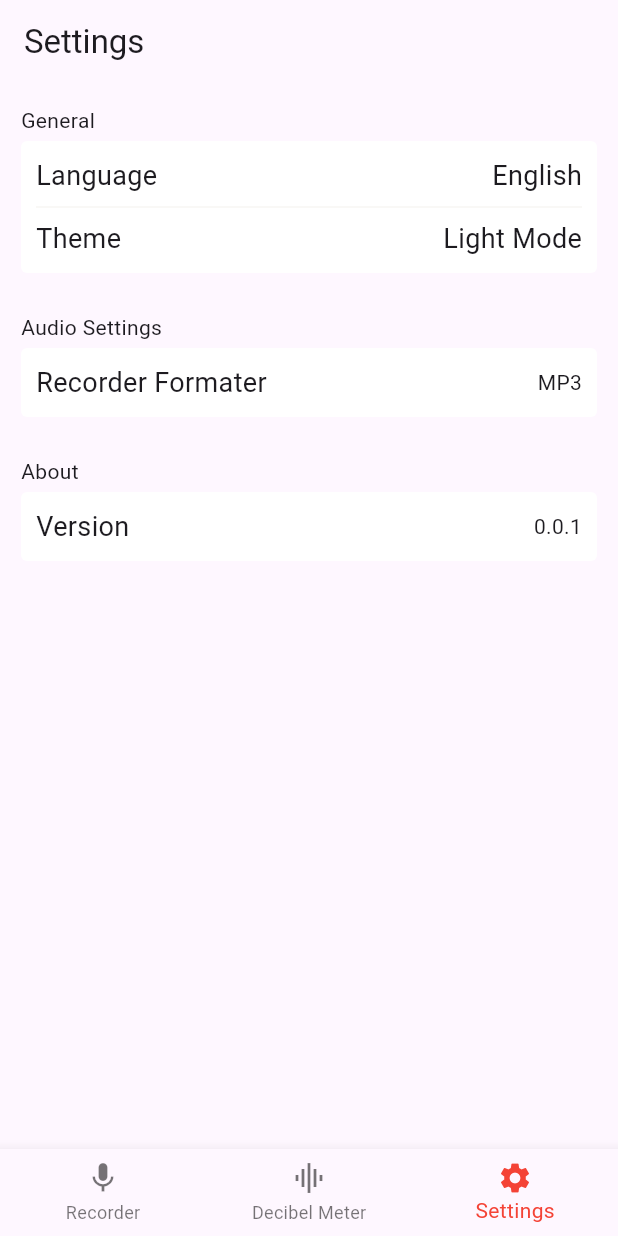
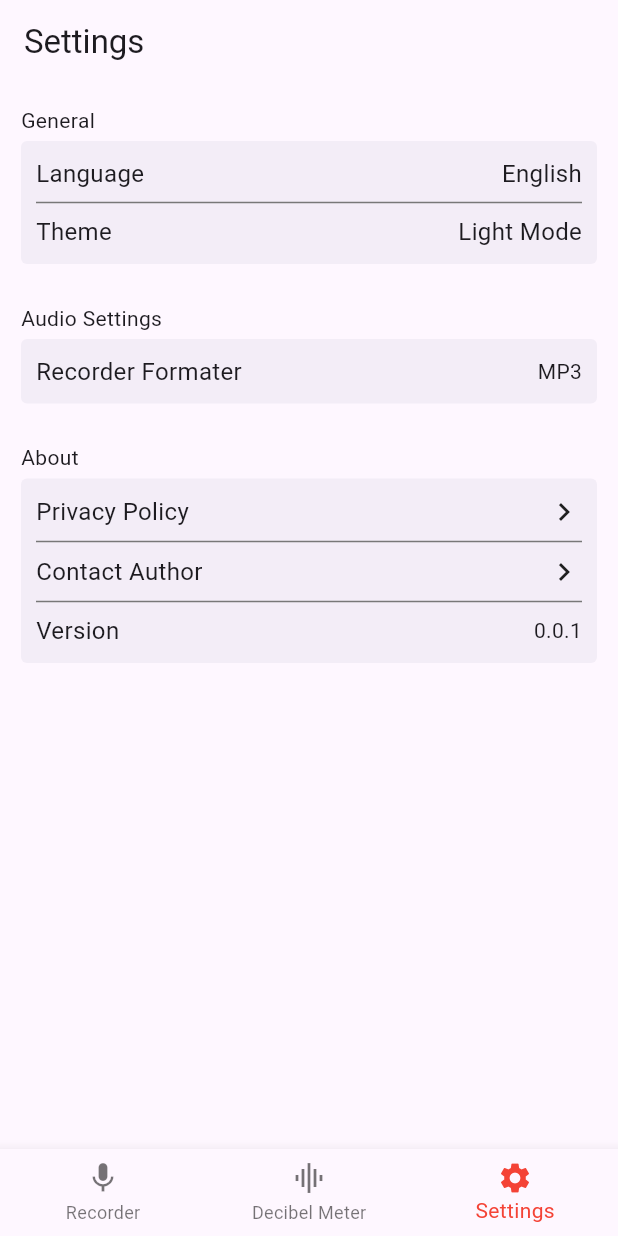
Before and after one commit to wu-yiqiang/audiometer, a Flutter app: the screen it shows after launch, item 3 of the bottom bar chosen, on a phone screen of 412 x 824 dp. Run offline on Flutter 3.47's test engine with Material 3 defaults, Android fonts, the phone set to English and light mode, and no system bars; our stand-ins replace get, get_storage.

Commit message:
完成设置页面功能

```diff
--- a/lib/common/const.dart
+++ b/lib/common/const.dart
@@ -4,7 +4,7 @@ const PrimaryColor = Colors.red;
 const SecondColor = Color.fromARGB(255, 255, 120, 120);
 const DarkBackgroundColor = Color.fromARGB(255, 76, 76, 76);
 const LightBackgroundColor = Color.fromARGB(255, 255, 255, 255);
-const BorderColor = Color.fromARGB(255, 247, 246, 243);
+const BorderColor = Color.fromARGB(255, 120, 120, 120);
 
 class LanguageMap {
   static const english = 'English';
@@ -43,3 +43,33 @@ List themeModes = [
   {'value': ThemeModeMap.light, 'label': "lightMode"},
   {'value': ThemeModeMap.dark, 'label': "darkMode"},
 ];
+
+class RecorderMap {
+  static const mp3 = 'mp3';
+  static const wav = 'wav';
+}
+
+class Mp3RecorderFormat {
+  static const value = 'mp3';
+  static const label = 'MP3';
+  static const descriptions = '兼容性高，格式通用';
+}
+
+class WavRecorderFormat {
+  static const value = 'wav';
+  static const label = 'WAV';
+  static const descriptions = '无损格式，体积较大';
+}
+
+List RecorderFormatLists = [
+  {
+    'value': Mp3RecorderFormat.value,
+    'label': Mp3RecorderFormat.label,
+    'descriptions': Mp3RecorderFormat.descriptions,
+  },
+  {
+    'value': WavRecorderFormat.value,
+    'label': WavRecorderFormat.label,
+    'descriptions': WavRecorderFormat.descriptions,
+  },
+];
--- a/lib/pages/RecorderPage/Recorder.dart
+++ b/lib/pages/RecorderPage/Recorder.dart
@@ -21,7 +21,7 @@ class _Recorder extends State<Recorder> {
       padding: EdgeInsets.all(10),
       decoration: BoxDecoration(
         borderRadius: BorderRadius.all(Radius.circular(6)),
-        color: isDark() ? DarkBackgroundColor : LightBackgroundColor,
+        color: Theme.of(context).colorScheme.surfaceContainer,
       ),
       child: Flex(
         direction: Axis.vertical,
--- a/lib/pages/RecorderPage/RecordingPage.dart
+++ b/lib/pages/RecorderPage/RecordingPage.dart
@@ -14,7 +14,7 @@ class _RecordingPage extends State<RecordingPage> {
   Widget build(BuildContext context) {
     return Scaffold(
       appBar: AppBar(
-        title: Text("sdsss是生生世世生生世世生生世世生生世世是事实221ss1", style: TextStyle(fontSize: 14),),
+        title: Text("sdsss是生生世世生生世世生生世世生生世世是事实221ss1", style: TextStyle(fontSize: 16),),
       ),
       body:SafeArea(child:  Padding(padding: EdgeInsetsGeometry.all(14), child: Text("sds"),)),
     );
--- /dev/null
+++ b/lib/pages/Settings/About/About.dart
@@ -0,0 +1,93 @@
+import 'package:audiometer/common/const.dart';
+import 'package:audiometer/router/router.dart';
+import 'package:audiometer/utils/eventBus.dart';
+import 'package:audiometer/utils/sendEmail.dart';
+import 'package:audiometer/widgets/SettingsCard.dart';
+import 'package:flutter/material.dart';
+import 'package:get/get.dart';
+
+class About extends StatefulWidget {
+  const About({super.key});
+
+  @override
+  State<About> createState() => _About();
+}
+
+class _About extends State<About> {
+  @override
+  Widget build(BuildContext context) {
+    return SettingsCard(
+      title: "about".tr,
+      widgets: [
+        GestureDetector(
+          behavior: HitTestBehavior.opaque,
+          onTap: () {
+            eventBus.emit(Events.NAVIGATE.name, routerMap['PRIVACYPOLICY']!);
+          },
+          child:Flex(
+          direction: Axis.horizontal,
+          mainAxisAlignment: MainAxisAlignment.spaceBetween,
+          crossAxisAlignment: CrossAxisAlignment.center,
+          spacing: 14,
+          children: [
+            Expanded(
+              child: Flex(
+                direction: Axis.vertical,
+                crossAxisAlignment: CrossAxisAlignment.start,
+                spacing: 4,
+                children: [
+                  Text("privacyPolicy".tr, style: TextStyle(fontSize: 16)),
+                ],
+              ),
+            ),
+            Icon(Icons.keyboard_arrow_right),
+          ],
+        )),
+        Divider(color: BorderColor),
+        GestureDetector(
+          behavior: HitTestBehavior.opaque,
+          onTap: () {
+            onSendMail('wu_yiqiang@outlook.com', 'Audio Meter Feedback');
+          },
+          child: Flex(
+            direction: Axis.horizontal,
+            mainAxisAlignment: MainAxisAlignment.spaceBetween,
+            crossAxisAlignment: CrossAxisAlignment.center,
+            spacing: 14,
+            children: [
+              Expanded(
+                child: Flex(
+                  direction: Axis.vertical,
+                  crossAxisAlignment: CrossAxisAlignment.start,
+                  spacing: 4,
+                  children: [
+                    Text("contactAuthor".tr, style: TextStyle(fontSize: 16)),
+                  ],
+                ),
+              ),
+              Icon(Icons.keyboard_arrow_right),
+            ],
+          ),
+        ),
+        Divider(color: BorderColor),
+        Flex(
+          direction: Axis.horizontal,
+          mainAxisAlignment: MainAxisAlignment.spaceBetween,
+          crossAxisAlignment: CrossAxisAlignment.center,
+          spacing: 14,
+          children: [
+            Expanded(
+              child: Flex(
+                direction: Axis.vertical,
+                crossAxisAlignment: CrossAxisAlignment.start,
+                spacing: 4,
+                children: [Text("version".tr, style: TextStyle(fontSize: 16))],
+              ),
+            ),
+            Row(spacing: 8, children: [Text("0.0.1")]),
+          ],
+        ),
+      ],
+    );
+  }
+}
--- /dev/null
+++ b/lib/pages/Settings/AudioSettings/AudioSettings.dart
@@ -0,0 +1,139 @@
+import 'package:audiometer/common/const.dart';
+import 'package:audiometer/pages/Settings/settings_controller/general_controller.dart';
+import 'package:audiometer/widgets/RadioDialog.dart';
+import 'package:audiometer/widgets/SettingsCard.dart';
+import 'package:flutter/material.dart';
+import 'package:get/get.dart';
+
+class AudioSettings extends StatefulWidget {
+  const AudioSettings({super.key});
+
+  @override
+  State<AudioSettings> createState() => _AudioSettings();
+}
+
+class _AudioSettings extends State<AudioSettings> {
+  final GeneralController generalController = Get.put(GeneralController());
+
+  @override
+  Widget build(BuildContext context) {
+    return SettingsCard(
+      title: "audioSettings".tr,
+      widgets: [
+        GestureDetector(
+          behavior: HitTestBehavior.opaque,
+          onTap: () async {
+            await radioDialog(
+              context,
+              'selectRecorderFormat'.tr,
+              Container(
+                width: double.infinity,
+                child: Column(
+                  children: <Widget>[
+                    Obx(() {
+                      return Expanded(
+                        child: GestureDetector(
+                          behavior: HitTestBehavior.opaque,
+                          onTap: () {
+                            generalController.updateRecorderFormat(
+                              RecorderMap.mp3,
+                            );
+                          },
+                          child: Flex(
+                            direction: Axis.horizontal,
+                            mainAxisAlignment: MainAxisAlignment.spaceBetween,
+                            children: [
+                              Flex(
+                                direction: Axis.vertical,
+                                crossAxisAlignment: CrossAxisAlignment.start,
+                                children: [
+                                  Text(
+                                    Mp3RecorderFormat.label,
+                                    style: TextStyle(fontSize: 16),
+                                  ),
+                                  Text(
+                                    Mp3RecorderFormat.descriptions,
+                                    style: TextStyle(fontSize: 14),
+                                  ),
+                                ],
+                              ),
+                              ?generalController.recorderFormat.value ==
+                                      RecorderMap.mp3
+                                  ? Icon(Icons.check, color: PrimaryColor)
+                                  : null,
+                            ],
+                          ),
+                        ),
+                      );
+                    }),
+                    Divider(color: BorderColor),
+                    Obx(() {
+                      return Expanded(
+                        child: GestureDetector(
+                          behavior: HitTestBehavior.opaque,
+                          child: Flex(
+                            direction: Axis.horizontal,
+                            mainAxisAlignment: MainAxisAlignment.spaceBetween,
+                            children: [
+                              Flex(
+                                direction: Axis.vertical,
+                                crossAxisAlignment: CrossAxisAlignment.start,
+                                children: [
+                                  Text(
+                                    WavRecorderFormat.label,
+                                    style: TextStyle(fontSize: 16),
+                                  ),
+                                  Text(
+                                    WavRecorderFormat.descriptions,
+                                    style: TextStyle(fontSize: 14),
+                                  ),
+                                ],
+                              ),
+                              ?generalController.recorderFormat.value ==
+                                      WavRecorderFormat.value
+                                  ? Icon(Icons.check, color: PrimaryColor)
+                                  : null,
+                            ],
+                          ),
+                          onTap: () {
+                            generalController.updateRecorderFormat(
+                              RecorderMap.wav,
+                            );
+                          },
+                        ),
+                      );
+                    }),
+                  ],
+                ),
+              ),
+            );
+          },
+          child: Flex(
+            direction: Axis.horizontal,
+            mainAxisAlignment: MainAxisAlignment.spaceBetween,
+            crossAxisAlignment: CrossAxisAlignment.center,
+            spacing: 14,
+            children: [
+              Expanded(
+                child: Flex(
+                  direction: Axis.vertical,
+                  crossAxisAlignment: CrossAxisAlignment.start,
+                  spacing: 4,
+                  children: [
+                    Text("recorderFormater".tr, style: TextStyle(fontSize: 16)),
+                  ],
+                ),
+              ),
+              Obx(() {
+                return Row(
+                  spacing: 8,
+                  children: [Text(generalController.recorderFormatLabel)],
+                );
+              }),
+            ],
+          ),
+        ),
+      ],
+    );
+  }
+}
--- a/lib/pages/Settings/General.dart
+++ b/lib/pages/Settings/General/General.dart
@@ -1,8 +1,7 @@
 import 'package:audiometer/common/const.dart';
-import 'package:audiometer/pages/Settings/LanguageCard.dart';
-import 'package:audiometer/pages/Settings/ThemeCard.dart';
+import 'package:audiometer/pages/Settings/General/LanguageCard.dart';
+import 'package:audiometer/pages/Settings/General/ThemeCard.dart';
 import 'package:audiometer/pages/Settings/settings_controller/general_controller.dart';
-import 'package:audiometer/widgets/RadioDialog.dart';
 import 'package:audiometer/widgets/SettingsCard.dart';
 import 'package:flutter/material.dart';
 import 'package:get/get.dart';
@@ -22,7 +21,7 @@ class _General extends State<General> {
       title: "general".tr,
       widgets: [
         LanguageCard(),
-        Divider(color: const Color.fromARGB(255, 247, 246, 243)),
+        Divider(color: BorderColor),
         ThemeCard()
       ],
     );
--- a/lib/pages/Settings/LanguageCard.dart
+++ b/lib/pages/Settings/General/LanguageCard.dart
@@ -38,7 +38,7 @@ class _LanguageCard extends State<LanguageCard> {
                           direction: Axis.horizontal,
                           mainAxisAlignment: MainAxisAlignment.spaceBetween,
                           children: [
-                            Text('English', style: TextStyle(fontSize: 18)),
+                            Text('English', style: TextStyle(fontSize: 16)),
                             ?generalController.language.value ==
                                     LanguageEnMap.lang
                                 ? Icon(Icons.check, color: PrimaryColor)
@@ -60,7 +60,7 @@ class _LanguageCard extends State<LanguageCard> {
                           direction: Axis.horizontal,
                           mainAxisAlignment: MainAxisAlignment.spaceBetween,
                           children: [
-                            Text('简体中文', style: TextStyle(fontSize: 18)),
+                            Text('简体中文', style: TextStyle(fontSize: 16)),
                             ?generalController.language.value ==
                                     LanguageZhMap.lang
                                 ? Icon(Icons.check, color: PrimaryColor)
@@ -91,18 +91,18 @@ class _LanguageCard extends State<LanguageCard> {
                 direction: Axis.vertical,
                 crossAxisAlignment: CrossAxisAlignment.start,
                 spacing: 4,
-                children: [Text("language".tr, style: TextStyle(fontSize: 18))],
+                children: [Text("language".tr, style: TextStyle(fontSize: 16))],
               ),
             ),
             Row(
               spacing: 8,
               children: [
                 Text(
-                  generalController.languageLabel.value,
-                  style: TextStyle(fontSize: 18),
+                  generalController.languageLabel,
+                  style: TextStyle(fontSize: 16),
                 ),
               ],
-            ),
+            )
           ],
         );
       }),
--- a/lib/pages/Settings/ThemeCard.dart
+++ b/lib/pages/Settings/General/ThemeCard.dart
@@ -34,7 +34,7 @@ class _ThemeCard extends State<ThemeCard> {
                         direction: Axis.horizontal,
                         mainAxisAlignment: MainAxisAlignment.spaceBetween,
                         children: [
-                          Text('lightMode'.tr, style: TextStyle(fontSize: 18)),
+                          Text('lightMode'.tr, style: TextStyle(fontSize: 16)),
                           ?generalController.theme.value == ThemeModeMap.light
                               ? Icon(Icons.check, color: PrimaryColor)
                               : null,
@@ -58,7 +58,7 @@ class _ThemeCard extends State<ThemeCard> {
                         direction: Axis.horizontal,
                         mainAxisAlignment: MainAxisAlignment.spaceBetween,
                         children: [
-                          Text('darkMode'.tr, style: TextStyle(fontSize: 18)),
+                          Text('darkMode'.tr, style: TextStyle(fontSize: 16)),
                           ?generalController.theme.value == ThemeModeMap.dark
                               ? Icon(Icons.check, color: PrimaryColor)
                               : null,
@@ -83,13 +83,13 @@ class _ThemeCard extends State<ThemeCard> {
               direction: Axis.vertical,
               crossAxisAlignment: CrossAxisAlignment.start,
               spacing: 4,
-              children: [Text("theme".tr, style: TextStyle(fontSize: 18))],
+              children: [Text("theme".tr, style: TextStyle(fontSize: 16))],
             ),
           ),
           Obx(() {
             return Row(
               spacing: 8,
-              children: [Text(generalController.themeLabel.value.tr, style: TextStyle(fontSize: 18))],
+              children: [Text(generalController.themeLabel.tr, style: TextStyle(fontSize: 16))],
             );
           }),
         ],
--- a/lib/pages/Settings/Settings.dart
+++ b/lib/pages/Settings/Settings.dart
@@ -1,4 +1,6 @@
-import 'package:audiometer/pages/Settings/General.dart';
+import 'package:audiometer/pages/Settings/About/About.dart';
+import 'package:audiometer/pages/Settings/AudioSettings/AudioSettings.dart';
+import 'package:audiometer/pages/Settings/General/General.dart';
 import 'package:audiometer/widgets/SettingsCard.dart';
 import 'package:flutter/material.dart';
 import 'package:get/get.dart';
@@ -19,60 +21,7 @@ class SettingsPage extends StatelessWidget {
               spacing: 26,
               children: [
                 General(),
-                SettingsCard(
-                  title: "audioSettings".tr,
-                  widgets: [
-                    Flex(
-                      direction: Axis.horizontal,
-                      mainAxisAlignment: MainAxisAlignment.spaceBetween,
-                      crossAxisAlignment: CrossAxisAlignment.center,
-                      spacing: 14,
-                      children: [
-                        Expanded(
-                          child: Flex(
-                            direction: Axis.vertical,
-                            crossAxisAlignment: CrossAxisAlignment.start,
-                            spacing: 4,
-                            children: [
-                              Text(
-                                "recorderFormater".tr,
-                                style: TextStyle(fontSize: 18),
-                              ),
-                            ],
-                          ),
-                        ),
-                        Row(spacing: 8, children: [Text("MP3")]),
-                      ],
-                    ),
-                  ],
-                ),
-                SettingsCard(
-                  title: "about".tr,
-                  widgets: [
-                    Flex(
-                      direction: Axis.horizontal,
-                      mainAxisAlignment: MainAxisAlignment.spaceBetween,
-                      crossAxisAlignment: CrossAxisAlignment.center,
-                      spacing: 14,
-                      children: [
-                        Expanded(
-                          child: Flex(
-                            direction: Axis.vertical,
-                            crossAxisAlignment: CrossAxisAlignment.start,
-                            spacing: 4,
-                            children: [
-                              Text(
-                                "version".tr,
-                                style: TextStyle(fontSize: 18),
-                              ),
-                            ],
-                          ),
-                        ),
-                        Row(spacing: 8, children: [Text("0.0.1")]),
-                      ],
-                    ),
-                  ],
-                ),
+                AudioSettings(), About(),
               ],
             ),
           ),
--- a/lib/pages/Settings/settings_controller/general_controller.dart
+++ b/lib/pages/Settings/settings_controller/general_controller.dart
@@ -1,5 +1,4 @@
 import 'dart:ui';
-
 import 'package:audiometer/common/const.dart';
 import 'package:audiometer/store/store.dart';
 import 'package:get/get.dart';
@@ -8,11 +7,11 @@ class GeneralController extends GetxController {
   String themeValue = storeGetValue(settingStoreKeys['THEME']!);
   String languageValue = storeGetValue(settingStoreKeys['LANGUAGE']!);
   String countryValue = storeGetValue(settingStoreKeys['COUNTRY']!);
+  String recorderFormate = storeGetValue(settingStoreKeys['RECORDERFORMAT']!);
   RxString theme = "".obs;
-  RxString themeLabel = "".obs;
   RxString language = "".obs;
-  RxString languageLabel = "".obs;
   RxString country = "".obs;
+  RxString recorderFormat = "".obs;
 
   void updateLanguage(String value) {
     language.value = value;
@@ -21,14 +20,17 @@ class GeneralController extends GetxController {
     String countr = countryItem['country'];
     storeSetValue(settingStoreKeys['COUNTRY']!, countr);
     country.value = countr;
-    languageLabel.value = getLanguageLabel(value);
     Get.updateLocale(Locale(language.value, country.value));
   }
 
   void updateTheme(String value) {
     theme.value = value;
     storeSetValue(settingStoreKeys['THEME']!, value);
-    themeLabel.value = getThemeLabel(value);
+  }
+
+  void updateRecorderFormat(String value) {
+    recorderFormat.value = value;
+    storeSetValue(settingStoreKeys['RECORDERFORMAT']!, value);
   }
 
   @override
@@ -37,18 +39,24 @@ class GeneralController extends GetxController {
     theme.value = themeValue;
     language.value = languageValue;
     country.value = countryValue;
-    themeLabel.value = getThemeLabel(themeValue);
-    languageLabel.value = getLanguageLabel(languageValue);
+    recorderFormat.value = recorderFormate;
   }
 
-  String getThemeLabel(String value) {
-    final themeMode = themeModes.firstWhere((t) => t['value'] == value);
+  String get themeLabel  {
+    final themeMode = themeModes.firstWhere((t) => t['value'] == theme.value);
     return themeMode['label'];
   }
 
-  String getLanguageLabel(String value) {
-    final languageMode = languages.firstWhere((t) => t['value'] == value);
+  String get languageLabel {
+    final languageMode = languages.firstWhere((t) => t['value'] == language.value);
     return languageMode['label'];
+  }
+
+  String get recorderFormatLabel {
+    final recorderFormater = RecorderFormatLists.firstWhere(
+      (r) => r['value'] == recorderFormat.value,
+    );
+    return recorderFormater['label'];
   }
 
   @override
--- a/lib/router/router.dart
+++ b/lib/router/router.dart
@@ -1,15 +1,18 @@
 import 'package:audiometer/pages/Home/Home.dart';
 import 'package:audiometer/pages/RecorderPage/RecordingPage.dart';
+import 'package:audiometer/pages/Settings/About/PrivacyPolicyPage.dart';
 import 'package:get/get.dart';
 
 final routerMap = <String, String>{
   "HOME": "/home",
   "RECORDING": '/recording',
+  'PRIVACYPOLICY': '/privacyPolicy'
 };
 
 abstract class AppPages {
   static final pages = [
     GetPage(name: routerMap['HOME']!, page: () => HomePage()),
     GetPage(name: routerMap['RECORDING']!, page: () => RecordingPage()),
+    GetPage(name: routerMap['PRIVACYPOLICY']!, page: () => PrivacyPolicyPage()),
   ];
 }
--- a/lib/translation/en_US.dart
+++ b/lib/translation/en_US.dart
@@ -19,5 +19,8 @@ final Map<String, String> en_US = {
   'darkMode': "Dark Mode",
   'lightMode': "Light Mode",
   'selectTheme': "Select Theme",
-  'systemTheme': 'System Theme'
+  'systemTheme': 'System Theme',
+  'selectRecorderFormat': "Select Recorder Format",
+  'privacyPolicy': "Privacy Policy",
+  'contactAuthor': "Contact Author"
   };
--- a/lib/translation/zh_CN.dart
+++ b/lib/translation/zh_CN.dart
@@ -12,12 +12,15 @@ final Map<String, String> zh_CN = {
   'theme': "主题",
   'audioSettings': "音频设置",
   'general': "通用设置",
-  'recorderFormater': "录音格式",
+  'recorderFormater': "录制格式",
   'about': "关于",
   'version': "版本号",
   'selectlanguage': "选择语言",
   'darkMode': "深色模式",
   'lightMode': "浅色模式",
   'selectTheme': "选择主题",
-  'systemTheme': '系统主题'
+  'systemTheme': '系统主题',
+  'selectRecorderFormat': "选择录制格式",
+  'privacyPolicy': "隐私政策",
+  'contactAuthor': "联系作者"
 };
--- a/lib/widgets/SettingsCard.dart
+++ b/lib/widgets/SettingsCard.dart
@@ -19,7 +19,7 @@ class SettingsCard extends StatelessWidget {
           width: double.infinity,
           padding: EdgeInsets.all(10),
           decoration: BoxDecoration(
-            color: isDark() ? DarkBackgroundColor : LightBackgroundColor,
+            color: Theme.of(context).colorScheme.surfaceContainer,
             borderRadius: BorderRadius.all(Radius.circular(4)),
           ),
           child: Flex(direction: Axis.vertical, children: widgets),
--- a/pubspec.yaml
+++ b/pubspec.yaml
@@ -36,6 +36,7 @@ dependencies:
   cupertino_icons: ^1.0.8
   get: ^4.7.3
   get_storage: ^2.1.1
+  url_launcher: ^6.3.2
 
 dev_dependencies:
   flutter_test:
```
Also changed, not shown: lib/pages/Settings/About/PrivacyPolicyPage.dart (added, +213 -0 lines), lib/store/store.dart (+7 -1 lines), lib/utils/sendEmail.dart (added, +18 -0 lines), 2 other files.
